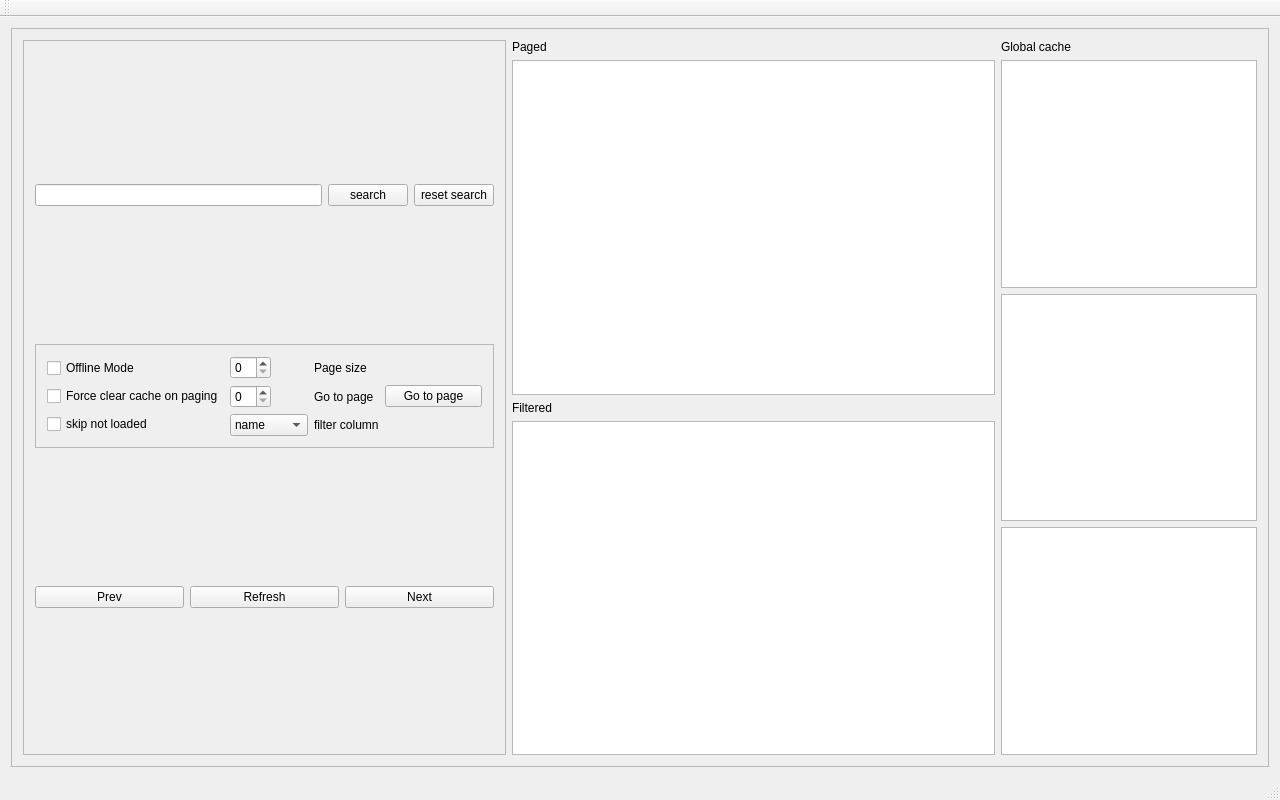
blockspacer/pages, file mainwindow.ui: the form before one commit.
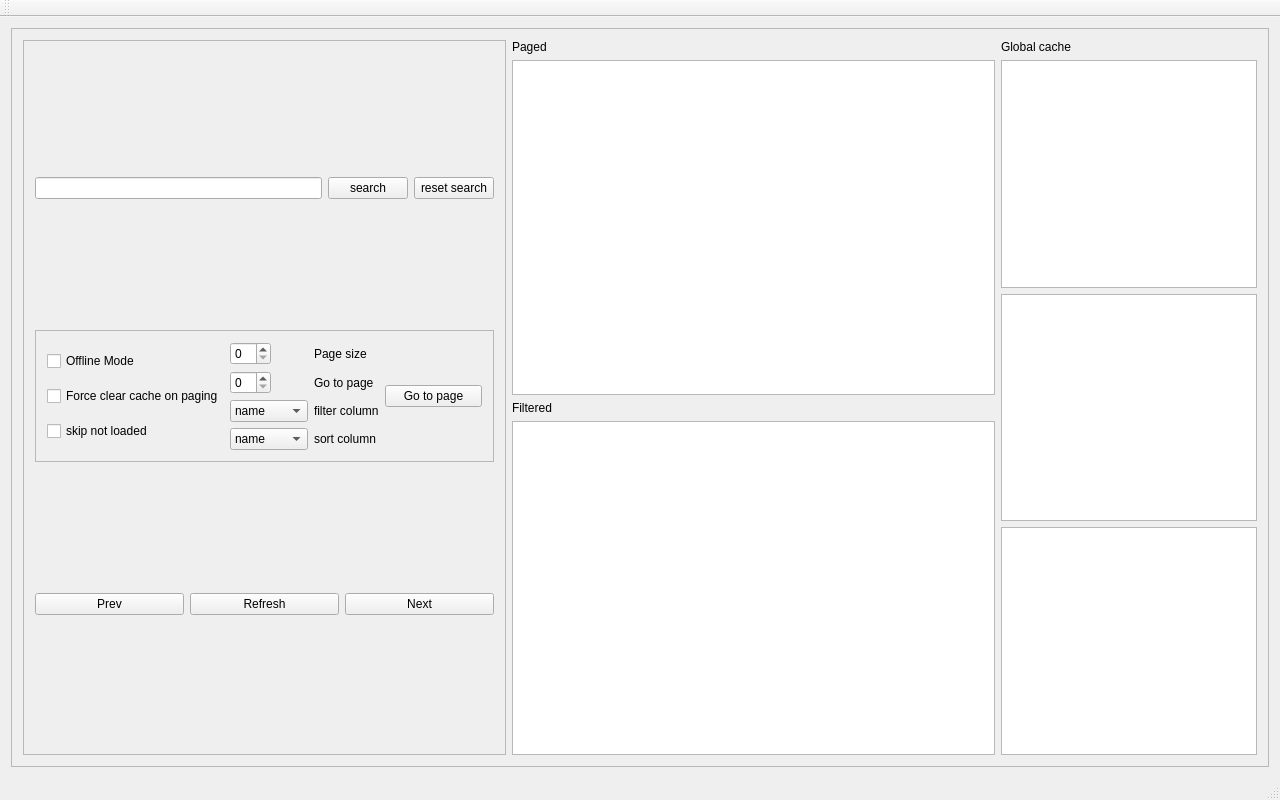
The form after the commit.

Commit message: added filter mode & role

Diff of the .ui file:
```diff
--- a/mainwindow.ui
+++ b/mainwindow.ui
@@ -183,6 +183,27 @@
                     </property>
                    </widget>
                   </item>
+                  <item row="5" column="1">
+                   <widget class="QLabel" name="label_7">
+                    <property name="text">
+                     <string>sort column</string>
+                    </property>
+                   </widget>
+                  </item>
+                  <item row="5" column="0">
+                   <widget class="QComboBox" name="sortColComboBox">
+                    <item>
+                     <property name="text">
+                      <string>name</string>
+                     </property>
+                    </item>
+                    <item>
+                     <property name="text">
+                      <string>surname</string>
+                     </property>
+                    </item>
+                   </widget>
+                  </item>
                  </layout>
                 </item>
                 <item>
```
Left out of the diff: 9 changed lines with no effect on the pictures. The commit also changes 2 other files.
